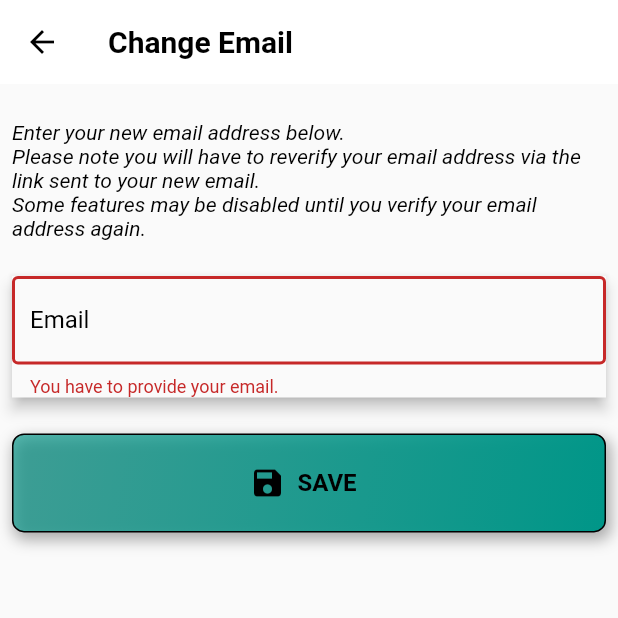
After one commit to edargham/shopply, a Flutter app: the ChangeEmailScreen screen opened by its route, after a tap on "SAVE", on a phone screen of 412 x 824 dp, the top half of it. The commit adds this screen. Run offline on Flutter 3.47's test engine with Material 2 defaults, Android fonts, the phone set to English and light mode, and no system bars; network calls fail.

Commit message:
Elias Dargham 10/06/2023 - Change Email.

```diff
--- a/app/lib/app.dart
+++ b/app/lib/app.dart
@@ -11,6 +11,7 @@ import './screens/auth_screen/auth_screen.dart';
 import './screens/user_details_screen/user_details_screen.dart';
 import './screens/profile_settings_screen/profile_settings_screen.dart';
 import './screens/change_information_screen/change_information_screen.dart';
+import './screens/change_email_screen/change_email_screen.dart';
 
 import './providers/products.dart';
 import './providers/authentication.dart';
@@ -98,6 +99,7 @@ class App extends StatelessWidget {
               const ProfileSettingsScreen(),
           ChangeInformationScreen.routeName: (ctx) =>
               const ChangeInformationScreen(),
+          ChangeEmailScreen.routeName: (ctx) => const ChangeEmailScreen(),
         },
       ),
     );
--- /dev/null
+++ b/app/lib/models/responses/update_email_response.dart
@@ -0,0 +1,24 @@
+import '../view_models/validation_error.dart';
+
+class UpdateEmailResponse {
+  int? status;
+  String? message;
+  String? route;
+  List<ValidationError>? errors;
+
+  static UpdateEmailResponse fromJson(dynamic jsonBody) {
+    UpdateEmailResponse res = UpdateEmailResponse();
+
+    res.status = jsonBody['status'];
+    res.message = jsonBody['message'];
+    res.route = jsonBody['route'];
+
+    if (jsonBody['errors'] != null) {
+      Iterable errs = jsonBody['errors'];
+      res.errors = List<ValidationError>.from(
+          errs.map((err) => ValidationError.fromJson(err)));
+    }
+
+    return res;
+  }
+}
--- /dev/null
+++ b/app/lib/screens/change_email_screen/change_email_screen.dart
@@ -0,0 +1,218 @@
+import 'package:flutter/material.dart';
+import 'package:provider/provider.dart';
+
+import '../../models/view_models/user.dart' as models;
+
+import '../../providers/authentication.dart';
+import '../../providers/user.dart';
+
+import '../../utilities/string_utils.dart';
+import '../widgets/dialogs.dart';
+import '../widgets/main_button.dart';
+import '../widgets/text_box.dart';
+
+class _ChangeEmailViewModel {
+  final String email;
+
+  const _ChangeEmailViewModel({
+    required this.email,
+  });
+}
+
+class ChangeEmailScreen extends StatefulWidget {
+  static const String routeName = '/change-email-screen';
+
+  const ChangeEmailScreen({super.key});
+
+  @override
+  State<ChangeEmailScreen> createState() => _ChangeEmailScreenState();
+}
+
+class _ChangeEmailScreenState extends State<ChangeEmailScreen> {
+  final GlobalKey<FormState> _formKey = GlobalKey<FormState>();
+
+  final FocusNode _emailFocusNode = FocusNode();
+
+  late _ChangeEmailViewModel _changeEmailViewModel =
+      const _ChangeEmailViewModel(email: '');
+
+  bool _isEditMode = false;
+  bool _isLoading = false;
+
+  void _onEnterEditMode() {
+    if (!_isEditMode) {
+      setState(() {
+        _isEditMode = true;
+      });
+    }
+  }
+
+  void _onExitEditMode() {
+    if (_isEditMode) {
+      setState(() {
+        _isEditMode = false;
+      });
+    }
+  }
+
+  void _saveForm(BuildContext context) async {
+    String? token = Provider.of<Authentication>(
+      context,
+      listen: false,
+    ).token;
+    String? username = Provider.of<Authentication>(
+      context,
+      listen: false,
+    ).username;
+
+    bool isValid = _formKey.currentState!.validate();
+
+    if (isValid) {
+      _formKey.currentState?.save();
+
+      setState(() {
+        _isLoading = true;
+      });
+
+      try {
+        var res = await Provider.of<User>(context, listen: false).updateEmail(
+          token!,
+          username!,
+          _changeEmailViewModel.email,
+        );
+
+        if (res.status == 200) {
+          setState(() {
+            _isLoading = false;
+          });
+
+          if (res.message != null) {
+            if (!mounted) return;
+            showServerMessage(context, res.message!);
+          } else {
+            if (!mounted) return;
+            Navigator.of(context).pop();
+          }
+        } else {
+          String errors = '';
+          if (res.errors != null) {
+            errors = unwrapList(res.errors!.map((e) => e.msg).toList());
+          } else if (res.message != null) {
+            errors = res.message!;
+          }
+
+          if (!mounted) return;
+          showValidationErrors(context, errors);
+
+          setState(() {
+            _isLoading = false;
+          });
+        }
+      } catch (ex) {
+        showExceptionDialog(context);
+
+        setState(() {
+          _isLoading = false;
+        });
+      }
+    }
+
+    FocusManager.instance.primaryFocus?.unfocus();
+  }
+
+  @override
+  void initState() {
+    super.initState();
+  }
+
+  @override
+  void didChangeDependencies() {
+    final models.User? user = Provider.of<User>(context).currentUser;
+    if (user != null) {
+      setState(() {
+        _changeEmailViewModel = _ChangeEmailViewModel(
+          email: user.email,
+        );
+      });
+    }
+    super.didChangeDependencies();
+  }
+
+  @override
+  void dispose() {
+    _emailFocusNode.dispose();
+    super.dispose();
+  }
+
+  @override
+  Widget build(BuildContext context) {
+    return Scaffold(
+      appBar: AppBar(
+        title: const Text(
+          'Change Email',
+          style: TextStyle(
+            fontWeight: FontWeight.bold,
+          ),
+        ),
+        centerTitle: false,
+        elevation: 0,
+      ),
+      body: Form(
+        key: _formKey,
+        child: ListView(
+          children: <Widget>[
+            const SizedBox(
+              height: 16.0,
+            ),
+            const Padding(
+              padding: EdgeInsets.all(8.0),
+              child: Text(
+                'Enter your new email address below.'
+                '\nPlease note you will have to reverify your email address via the link sent to your new email.'
+                '\nSome features may be disabled until you verify your email address again.',
+                style: TextStyle(
+                  fontStyle: FontStyle.italic,
+                ),
+              ),
+            ),
+            const SizedBox(
+              height: 16.0,
+            ),
+            TextBox(
+              caption: 'Email',
+              actionButton: TextInputAction.done,
+              onTap: _onEnterEditMode,
+              focusNode: _emailFocusNode,
+              initalValue: _changeEmailViewModel.email,
+              onChange: (_) {},
+              onSubmit: (_) {},
+              validator: (String? value) {
+                if (value!.isEmpty) {
+                  return 'You have to provide your email.';
+                } else {
+                  return null;
+                }
+              },
+              onSaved: (String? value) {
+                _changeEmailViewModel = _ChangeEmailViewModel(
+                  email: value!,
+                );
+              },
+            ),
+            const SizedBox(
+              height: 8.0,
+            ),
+            Padding(
+              padding: const EdgeInsets.all(4.0),
+              child: MainButton(
+                onPressed: () => _saveForm(context),
+                title: 'SAVE',
+                icon: Icons.save,
+              ),
+            ),
+          ],
+        ),
+      ),
+    );
+  }
+}
--- a/app/lib/screens/change_information_screen/change_information_screen.dart
+++ b/app/lib/screens/change_information_screen/change_information_screen.dart
@@ -8,7 +8,6 @@ import '../../providers/user.dart';
 
 import '../../utilities/string_utils.dart';
 import '../widgets/dialogs.dart';
-import '../widgets/item_button.dart';
 import '../widgets/main_button.dart';
 import '../widgets/text_box.dart';
 
--- a/app/lib/screens/profile_settings_screen/profile_settings_screen.dart
+++ b/app/lib/screens/profile_settings_screen/profile_settings_screen.dart
@@ -1,5 +1,6 @@
 import 'package:flutter/material.dart';
 
+import '../change_email_screen/change_email_screen.dart';
 import '../change_information_screen/change_information_screen.dart';
 
 class ProfileSettingsScreen extends StatelessWidget {
@@ -55,7 +56,9 @@ class ProfileSettingsScreen extends StatelessWidget {
           ),
           _buildListItemTile(
             context,
-            onPressed: () {},
+            onPressed: () {
+              Navigator.pushNamed(context, ChangeEmailScreen.routeName);
+            },
             icon: Icons.email,
             title: 'Change Email',
           ),
--- a/app/lib/services/user_service.dart
+++ b/app/lib/services/user_service.dart
@@ -55,4 +55,21 @@ class UserService {
           }));
     }
   }
+
+  static Future<http.Response> updateEmail(
+    String token,
+    String username,
+    String email,
+  ) {
+    return http.patch(
+        Uri(
+            scheme: 'http',
+            host: '10.0.2.2',
+            port: 3000,
+            path: '/api/users/change-email/$username'),
+        headers: _generateHeader(token),
+        body: json.encode({
+          'email': email,
+        }));
+  }
 }
```
Also changed, not shown: app/lib/providers/user.dart (+22 -0 lines), app/lib/screens/widgets/dialogs.dart (+29 -1 lines), 1 other file.
